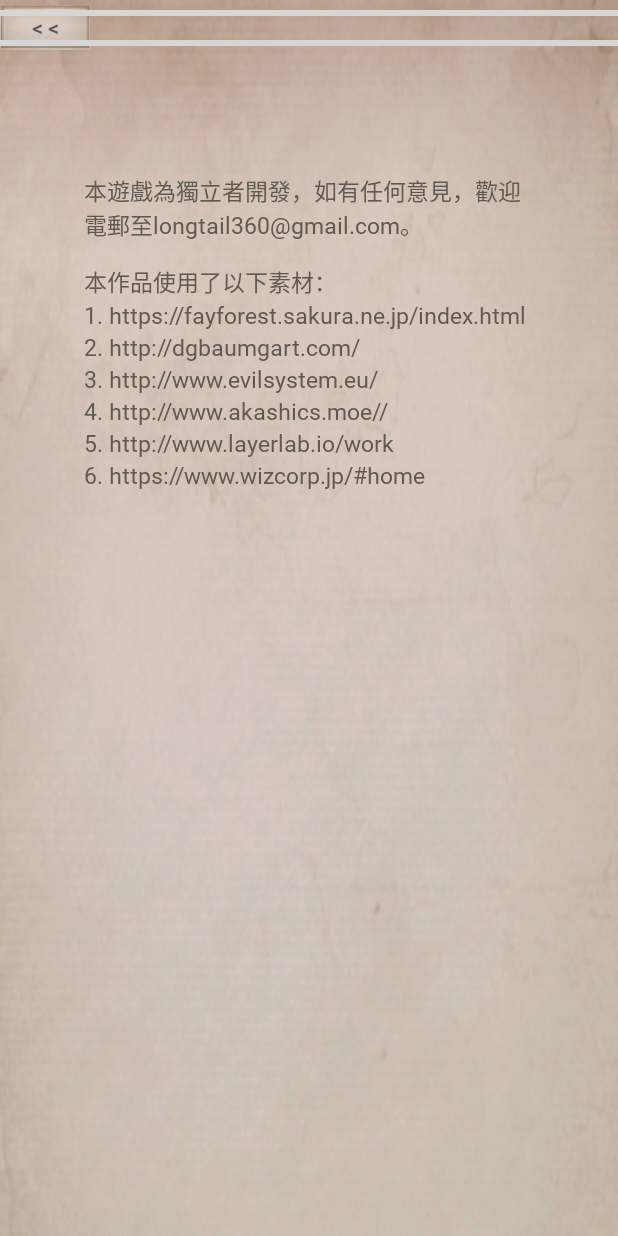
After one commit to chanmenlung/AutoChessRPG, an Android app: the AboutActivity screen opened directly, with no data from a screen before it, on a phone screen of 412 x 824 dp. The commit adds this screen. Run offline under Robolectric (Android 15) with nearby library versions, the phone set to English and light mode, and no system bars; grey boxes are pictures that could not be loaded.

Commit message:
Done about page, main.xml

```diff
--- a/app/src/main/AndroidManifest.xml
+++ b/app/src/main/AndroidManifest.xml
@@ -16,6 +16,7 @@
             </intent-filter>
         </activity>
         <activity android:name=".activity.HomeActivity" android:screenOrientation="portrait"></activity>
+        <activity android:name=".activity.AboutActivity" android:screenOrientation="portrait"></activity>
     </application>
 
 </manifest>
--- /dev/null
+++ b/app/src/main/java/com/longtail360/autochessrpg/activity/AboutActivity.java
@@ -0,0 +1,26 @@
+package com.longtail360.autochessrpg.activity;
+
+import android.os.Bundle;
+import android.view.View;
+import android.view.ViewGroup;
+
+import com.longtail360.autochessrpg.R;
+
+
+public class AboutActivity extends BaseActivity{
+    private ViewGroup thisLayout;
+    @Override
+    protected void onCreate(Bundle savedInstanceState) {
+        super.onCreate(savedInstanceState);
+        setContentView(R.layout.about);
+        thisLayout = findViewById(R.id.thisLayout);
+
+        View innerBackBt = findViewById(R.id.innerBackBt);
+        innerBackBt.setOnClickListener(new View.OnClickListener() {
+            @Override
+            public void onClick(View view) {
+                onBackPressed();
+            }
+        });
+    }
+}
--- a/app/src/main/java/com/longtail360/autochessrpg/prefab/ButtonBurnHuge.java
+++ b/app/src/main/java/com/longtail360/autochessrpg/prefab/ButtonBurnHuge.java
@@ -29,7 +29,7 @@ public class ButtonBurnHuge extends FrameLayout {
         TypedArray a = context.getTheme().obtainStyledAttributes(attrs, R.styleable.ButtonBurnHuge, 0, 0);
 
         try {
-            title = a.getString(R.styleable.BurnButtonHuge_btHugeText);
+            title = a.getString(R.styleable.ButtonBurnHuge_btBurnHugeText);
         } finally {
             a.recycle();
         }
--- /dev/null
+++ b/app/src/main/res/layout/about.xml
@@ -0,0 +1,103 @@
+<?xml version="1.0" encoding="utf-8"?>
+<FrameLayout xmlns:android="http://schemas.android.com/apk/res/android"
+    xmlns:app="http://schemas.android.com/apk/res-auto"
+    android:orientation="vertical" android:layout_width="match_parent"
+    android:background="@drawable/ui_background"
+    android:id="@+id/thisLayout"
+    android:layout_height="match_parent">
+
+    <FrameLayout  android:layout_width="match_parent"
+        android:layout_height="35dp">
+        <View
+            android:translationY="7dp"
+            android:layout_width="match_parent"
+            android:layout_height="3dp"
+            android:background="@drawable/ui_line" />
+        <View
+            android:translationY="27dp"
+            android:layout_width="match_parent"
+            android:layout_height="3dp"
+            android:background="@drawable/ui_line" />
+
+        <FrameLayout
+            android:id="@+id/innerBackBt"
+            android:layout_width="60dp"
+            android:layout_height="30dp"
+            android:translationY="3dp"
+            android:background="@drawable/xml_button_small_yellow">
+            <TextView
+                android:layout_width="match_parent"
+                android:layout_height="wrap_content"
+                android:layout_gravity="center"
+                android:gravity="center"
+                android:textSize="14sp"
+                android:textStyle="bold"
+                android:text="&lt; &lt;" />
+        </FrameLayout>
+
+    </FrameLayout>
+    <LinearLayout
+        android:layout_width="match_parent"
+        android:layout_height="wrap_content"
+        android:translationY="100dp"
+        android:layout_gravity="top"
+        android:orientation="vertical">
+        <TextView
+            android:layout_width="300dp"
+            android:layout_height="wrap_content"
+            android:layout_margin="15dp"
+            android:gravity="left"
+            android:layout_gravity="center"
+            android:textSize="15sp"
+            android:text="@string/ui_about_content" />
+        <TextView
+            android:layout_width="300dp"
+            android:layout_height="wrap_content"
+            android:gravity="left"
+            android:layout_gravity="center"
+            android:textSize="15sp"
+            android:text="@string/ui_about_aboutuseResourceAsBelow" />
+        <TextView
+            android:layout_width="300dp"
+            android:layout_height="wrap_content"
+            android:gravity="left"
+            android:layout_gravity="center"
+            android:textSize="15sp"
+            android:text="1. https://fayforest.sakura.ne.jp/index.html" />
+        <TextView
+            android:layout_width="300dp"
+            android:layout_height="wrap_content"
+            android:gravity="left"
+            android:layout_gravity="center"
+            android:textSize="15sp"
+            android:text="2. http://dgbaumgart.com/" />
+        <TextView
+            android:layout_width="300dp"
+            android:layout_height="wrap_content"
+            android:gravity="left"
+            android:layout_gravity="center"
+            android:textSize="15sp"
+            android:text="3. http://www.evilsystem.eu/" />
+        <TextView
+            android:layout_width="300dp"
+            android:layout_height="wrap_content"
+            android:gravity="left"
+            android:layout_gravity="center"
+            android:textSize="15sp"
+            android:text="4. http://www.akashics.moe//" />
+        <TextView
+            android:layout_width="300dp"
+            android:layout_height="wrap_content"
+            android:gravity="left"
+            android:layout_gravity="center"
+            android:textSize="15sp"
+            android:text="5. http://www.layerlab.io/work" />
+        <TextView
+            android:layout_width="300dp"
+            android:layout_height="wrap_content"
+            android:gravity="left"
+            android:layout_gravity="center"
+            android:textSize="15sp"
+            android:text="6. https://www.wizcorp.jp/#home" />
+    </LinearLayout>
+</FrameLayout>
--- a/app/src/main/res/values/attrs.xml
+++ b/app/src/main/res/values/attrs.xml
@@ -7,7 +7,7 @@
 
     <declare-styleable name="ButtonBurnMiddle">
         <attr name="btBurnMiddleText" format="string" />
-        <attr name="burnBtMiddleColor" format="string" />
+        <attr name="btBurnMiddleColor" format="string" />
     </declare-styleable>
 
     <declare-styleable name="ButtonBurnHuge">
--- a/app/src/main/res/values/strings.xml
+++ b/app/src/main/res/values/strings.xml
@@ -6,8 +6,12 @@
     <string name="ui_mainPage_illustration">圖鑒</string>
     <string name="ui_mainPage_item">物品</string>
     <string name="ui_mainPage_other">其他</string>
+    <string name="ui_mainPage_about">關於</string>
     <string name="ui_mainPage_leave">離開</string>
     <string name="ui_mainPage_isConfirmRestartGame">是否開始新遊戲?</string>
+    <string name="ui_mainPage_tapToStartGame">點擊畫面開始遊戲</string>
+    <string name="ui_about_content">本遊戲為獨立者開發，如有任何意見，歡迎電郵至longtail360@gmail.com。</string>
+    <string name="ui_about_aboutuseResourceAsBelow">本作品使用了以下素材：</string>
     <string name="ui_home_level">等級:</string>
     <string name="ui_home_exp">經驗:</string>
     <string name="ui_home_population">人口:</string>
```
Also changed, not shown: app/src/main/java/com/longtail360/autochessrpg/activity/MainActivity.java (+10 -43 lines), app/src/main/java/com/longtail360/autochessrpg/prefab/ButtonBurnMiddle.java (+6 -6 lines), app/src/main/res/layout/activity_main.xml (+63 -69 lines), app/src/main/res/layout/button_burn_middle_gray.xml (added, +29 -0 lines), app/src/main/res/layout/button_burn_middle_green.xml (added, +29 -0 lines), app/src/main/res/layout/button_burn_middle_orange.xml (added, +29 -0 lines), app/src/main/res/layout/home.xml (+5 -5 lines), app/src/main/res/drawable/main_page_background.png (added), app/src/main/res/drawable/ui_caption.png (added).
